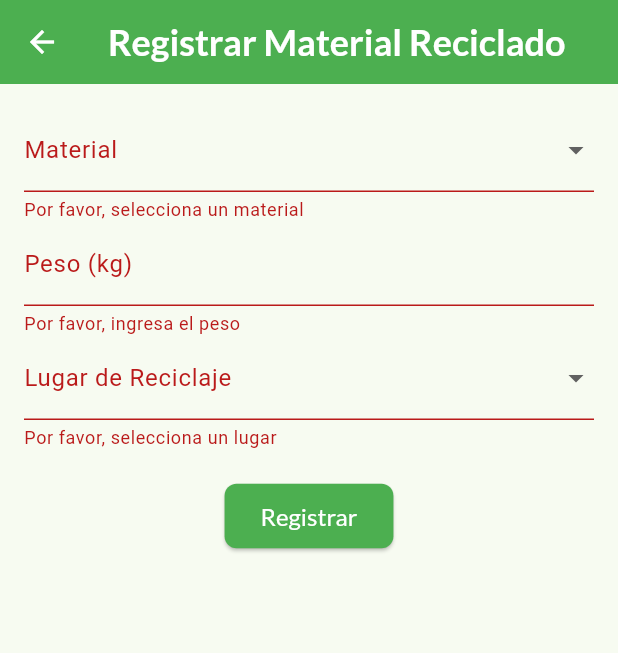
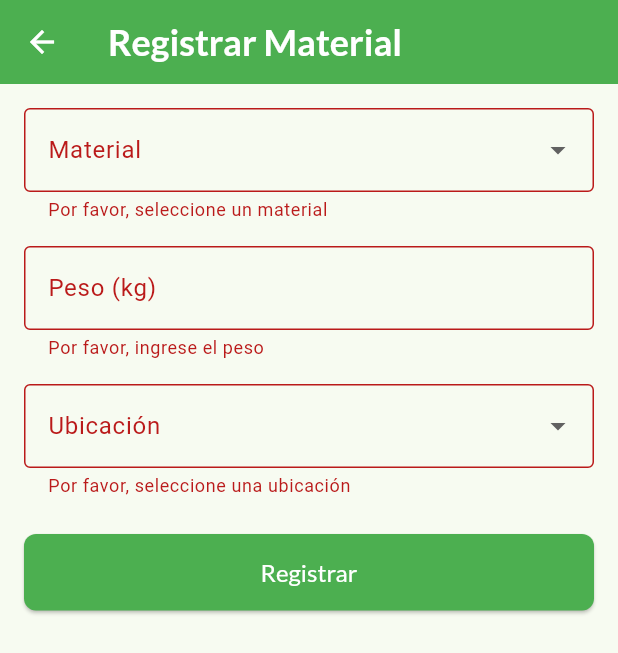
Before and after one commit to mascheyola/ecotrack, a Flutter app: the RecyclingRegistrationScreen screen opened directly, after a tap on "Registrar", on a phone screen of 412 x 824 dp. Shown: the top 653 px of the screen. Run offline on Flutter 3.47's test engine with Material 3 defaults, Android fonts, the phone set to English and light mode, and no system bars; our stand-ins replace cloud_firestore, firebase_auth, firebase_core, fl_chart, flutter_map, google_fonts and 2 more; accounts and stored records are empty.

Commit message:
fix: corregir error de registro de puntos del usuario.

```diff
--- a/lib/screens/home/recycling_registration_screen.dart
+++ b/lib/screens/home/recycling_registration_screen.dart
@@ -15,8 +15,8 @@ class _RecyclingRegistrationScreenState
     extends State<RecyclingRegistrationScreen> {
   final _formKey = GlobalKey<FormState>();
   final _weightController = TextEditingController();
-
-  User? get currentUser => FirebaseAuth.instance.currentUser;
+  String? _selectedMaterial;
+  String? _selectedLocation;
 
   final List<String> _materials = [
     'Plástico',
@@ -26,123 +26,171 @@ class _RecyclingRegistrationScreenState
     'Tela',
     'Tetra brik'
   ];
+  final List<String> _locations = ['Casa', 'Trabajo', 'Punto de reciclaje'];
 
-  final List<String> _locations = [
-    'Casco urbano',
-    'Abasto',
-    'City Bell',
-    'Etcheverry',
-    'Gonnet',
-    'Gorina',
-    'Hernández',
-    'La Hermosura',
-    'Olmos',
-    'Romero',
-    'San Lorenzo',
-    'Sicardi',
-    'Tolosa',
-    'Villa Castells',
-    'Villa Elisa',
-    'Villa Elvira'
-  ];
+  User? get currentUser => FirebaseAuth.instance.currentUser;
 
-  String? _selectedMaterial;
-  String? _selectedLocation;
+  @override
+  void dispose() {
+    _weightController.dispose();
+    super.dispose();
+  }
+
+  Future<void> _submitForm() async {
+    if (_formKey.currentState!.validate() && currentUser != null) {
+      final weight = double.tryParse(_weightController.text);
+      if (weight == null || weight <= 0) {
+        ScaffoldMessenger.of(context).showSnackBar(
+          const SnackBar(content: Text('Por favor, ingrese un peso válido.')),
+        );
+        return;
+      }
+
+      // Show a loading indicator
+      showDialog(
+        context: context,
+        barrierDismissible: false,
+        builder: (context) => const Center(child: CircularProgressIndicator()),
+      );
+
+      try {
+        final userRef = FirebaseFirestore.instance.collection('users').doc(currentUser!.uid);
+        final recyclingRef = FirebaseFirestore.instance.collection('recycling').doc();
+
+        await FirebaseFirestore.instance.runTransaction((transaction) async {
+          final userSnapshot = await transaction.get(userRef);
+
+          if (!userSnapshot.exists) {
+            throw Exception("User document does not exist!");
+          }
+
+          final currentData = userSnapshot.data() as Map<String, dynamic>;
+          final currentPoints = (currentData['points'] as num?)?.toInt() ?? 0;
+          final currentWeight = (currentData['weight'] as num?)?.toDouble() ?? 0.0;
+
+          final pointsFromSubmission = (weight * 10).toInt();
+          final newTotalPoints = currentPoints + pointsFromSubmission;
+          final newTotalWeight = currentWeight + weight;
+
+          // 1. Add new recycling record
+          transaction.set(recyclingRef, {
+            'userId': currentUser!.uid,
+            'material': _selectedMaterial,
+            'weight': weight,
+            'location': _selectedLocation,
+            'timestamp': FieldValue.serverTimestamp(),
+          });
+
+          // 2. Update user's total points and weight
+          transaction.update(userRef, {
+            'points': newTotalPoints,
+            'weight': newTotalWeight,
+          });
+        });
+
+        // Hide loading indicator
+        Navigator.of(context).pop();
+
+        ScaffoldMessenger.of(context).showSnackBar(
+          const SnackBar(content: Text('Material registrado con éxito. ¡Has ganado puntos!')),
+        );
+
+        // Clear the form
+        _formKey.currentState!.reset();
+        _weightController.clear();
+        setState(() {
+          _selectedMaterial = null;
+          _selectedLocation = null;
+        });
+
+      } catch (e) {
+        // Hide loading indicator
+        Navigator.of(context).pop();
+        ScaffoldMessenger.of(context).showSnackBar(
+          SnackBar(content: Text('Ocurrió un error: $e')),
+        );
+      }
+    }
+  }
 
   @override
   Widget build(BuildContext context) {
     return Scaffold(
       appBar: AppBar(
-        title: const Text('Registrar Material Reciclado'),
+        title: const Text('Registrar Material'),
       ),
-      body: Padding(
+      body: SingleChildScrollView(
         padding: const EdgeInsets.all(16.0),
         child: Form(
           key: _formKey,
           child: Column(
-            children: <Widget>[
+            crossAxisAlignment: CrossAxisAlignment.stretch,
+            children: [
               DropdownButtonFormField<String>(
                 value: _selectedMaterial,
-                decoration: const InputDecoration(labelText: 'Material'),
-                items: _materials.map((String material) {
-                  return DropdownMenuItem<String>(
+                decoration: const InputDecoration(
+                  labelText: 'Material',
+                  border: OutlineInputBorder(),
+                ),
+                items: _materials.map((material) {
+                  return DropdownMenuItem(
                     value: material,
                     child: Text(material),
                   );
                 }).toList(),
-                onChanged: (newValue) {
+                onChanged: (value) {
                   setState(() {
-                    _selectedMaterial = newValue;
+                    _selectedMaterial = value;
                   });
                 },
+                validator: (value) =>
+                    value == null ? 'Por favor, seleccione un material' : null,
+              ),
+              const SizedBox(height: 16),
+              TextFormField(
+                controller: _weightController,
+                decoration: const InputDecoration(
+                  labelText: 'Peso (kg)',
+                  border: OutlineInputBorder(),
+                ),
+                keyboardType: const TextInputType.numberWithOptions(decimal: true),
                 validator: (value) {
                   if (value == null || value.isEmpty) {
-                    return 'Por favor, selecciona un material';
+                    return 'Por favor, ingrese el peso';
+                  }
+                  if (double.tryParse(value) == null || double.parse(value) <= 0) {
+                    return 'Por favor, ingrese un número positivo';
                   }
                   return null;
                 },
               ),
-              TextFormField(
-                controller: _weightController,
-                decoration: const InputDecoration(labelText: 'Peso (kg)'),
-                keyboardType: TextInputType.number,
-                validator: (value) {
-                  if (value == null || value.isEmpty) {
-                    return 'Por favor, ingresa el peso';
-                  }
-                  return null;
-                },
-              ),
+              const SizedBox(height: 16),
               DropdownButtonFormField<String>(
                 value: _selectedLocation,
-                decoration: const InputDecoration(labelText: 'Lugar de Reciclaje'),
-                items: _locations.map((String location) {
-                  return DropdownMenuItem<String>(
+                decoration: const InputDecoration(
+                  labelText: 'Ubicación',
+                  border: OutlineInputBorder(),
+                ),
+                items: _locations.map((location) {
+                  return DropdownMenuItem(
                     value: location,
                     child: Text(location),
                   );
                 }).toList(),
-                onChanged: (newValue) {
+                onChanged: (value) {
                   setState(() {
-                    _selectedLocation = newValue;
+                    _selectedLocation = value;
                   });
                 },
-                validator: (value) {
-                  if (value == null || value.isEmpty) {
-                    return 'Por favor, selecciona un lugar';
-                  }
-                  return null;
-                },
+                validator: (value) =>
+                    value == null ? 'Por favor, seleccione una ubicación' : null,
               ),
-              const SizedBox(height: 20),
+              const SizedBox(height: 24),
               ElevatedButton(
-                onPressed: () {
-                  if (_formKey.currentState!.validate()) {
-                    final weight = double.parse(_weightController.text);
-
-                    if (currentUser != null) {
-                      FirebaseFirestore.instance.collection('recycling').add({
-                        'userId': currentUser!.uid,
-                        'material': _selectedMaterial,
-                        'weight': weight,
-                        'location': _selectedLocation,
-                        'timestamp': FieldValue.serverTimestamp(),
-                      }).then((_) {
-                        ScaffoldMessenger.of(context).showSnackBar(
-                          const SnackBar(
-                              content: Text('Material registrado con éxito')),
-                        );
-                        // Clear the form
-                        _formKey.currentState!.reset();
-                        _weightController.clear();
-                        setState(() {
-                          _selectedMaterial = null;
-                          _selectedLocation = null;
-                        });
-                      });
-                    }
-                  }
-                },
+                onPressed: _submitForm,
+                style: ElevatedButton.styleFrom(
+                  padding: const EdgeInsets.symmetric(vertical: 16),
+                ),
                 child: const Text('Registrar'),
               ),
             ],
```
